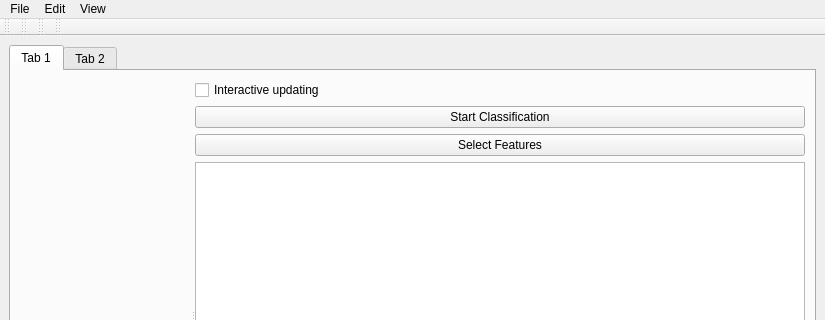
The window that designerElements/MainWindow.ui (ilastik/ilastik) describes before a commit, drawn with Qt 5; both pictures show x 0 to 825 and y 0 to 320 of the 825 by 600 pixel window.
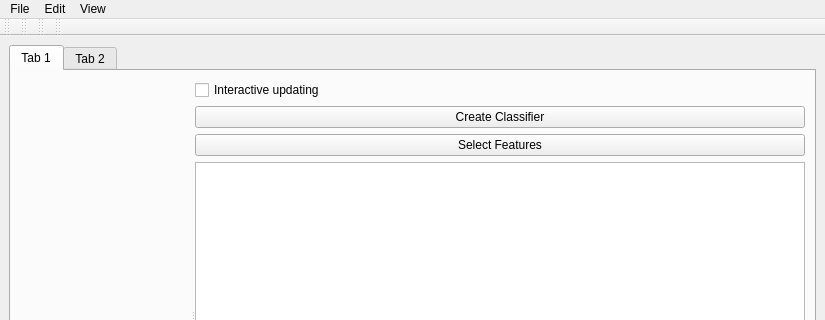
The same window after the commit. Icons and pictures are not drawn. Custom widgets are drawn as their Qt base class.

Commit message: rename the start classification button to create classifier to make it clearer

Patch:
```diff
--- a/designerElements/MainWindow.ui
+++ b/designerElements/MainWindow.ui
@@ -46,7 +46,7 @@
             <item>
              <widget class="QPushButton" name="StartClassificationButton">
               <property name="text">
-               <string>Start Classification</string>
+               <string>Create Classifier</string>
               </property>
              </widget>
             </item>
```
Left out of the diff: 8 changed lines with no effect on the pictures.
